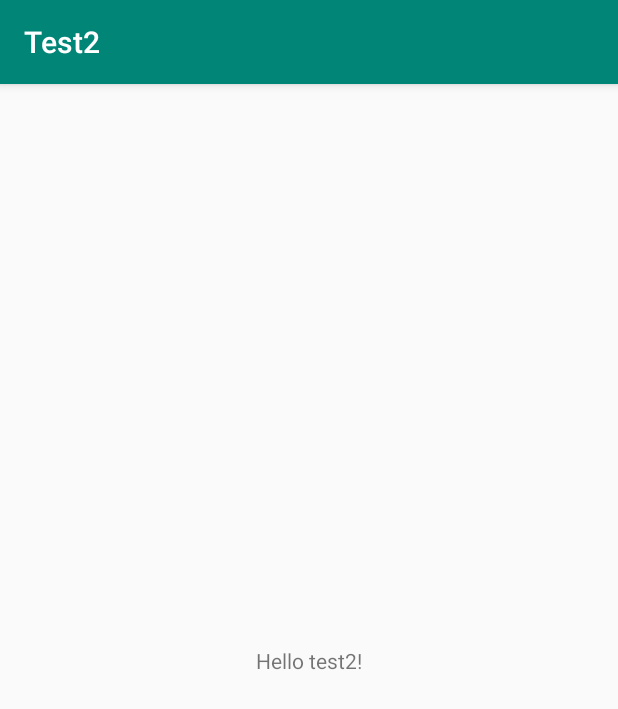
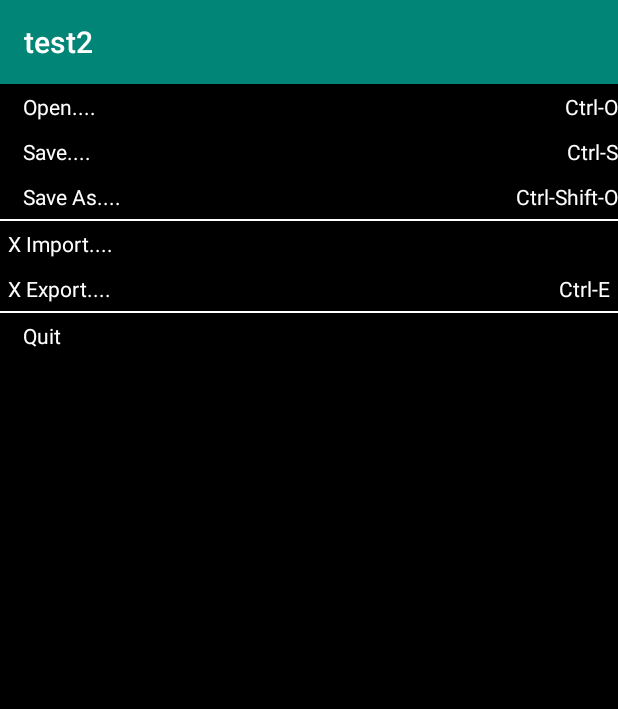
Before and after one commit to LWF061/Test, an Android app: the screen it shows after launch (MainActivity), on a phone screen of 412 x 824 dp. Shown: the top 709 px of the screen. Run offline under Robolectric (Android 15) with nearby library versions, the phone set to English and light mode, and no system bars.

Commit message:
test2 three kinds of layout

```diff
--- a/test2/build.gradle
+++ b/test2/build.gradle
@@ -29,6 +29,7 @@ dependencies {
 
     implementation 'androidx.appcompat:appcompat:1.1.0'
     implementation 'androidx.constraintlayout:constraintlayout:1.1.3'
+    implementation 'com.android.support.constraint:constraint-layout:1.1.3'
     testImplementation 'junit:junit:4.12'
     androidTestImplementation 'androidx.test.ext:junit:1.1.1'
     androidTestImplementation 'androidx.test.espresso:espresso-core:3.2.0'
--- a/test2/src/main/java/com/example/test2/MainActivity.java
+++ b/test2/src/main/java/com/example/test2/MainActivity.java
@@ -9,6 +9,6 @@ public class MainActivity extends AppCompatActivity {
     @Override
     protected void onCreate(Bundle savedInstanceState) {
         super.onCreate(savedInstanceState);
-        setContentView(R.layout.activity_main);
+        setContentView(R.layout.tablelayout);
     }
 }
--- a/test2/src/main/res/layout/activity_main.xml
+++ /dev/null
@@ -1,18 +0,0 @@
-<?xml version="1.0" encoding="utf-8"?>
-<androidx.constraintlayout.widget.ConstraintLayout xmlns:android="http://schemas.android.com/apk/res/android"
-    xmlns:app="http://schemas.android.com/apk/res-auto"
-    xmlns:tools="http://schemas.android.com/tools"
-    android:layout_width="match_parent"
-    android:layout_height="match_parent"
-    tools:context=".MainActivity">
-
-    <TextView
-        android:layout_width="wrap_content"
-        android:layout_height="wrap_content"
-        android:text="Hello test2!"
-        app:layout_constraintBottom_toBottomOf="parent"
-        app:layout_constraintLeft_toLeftOf="parent"
-        app:layout_constraintRight_toRightOf="parent"
-        app:layout_constraintTop_toTopOf="parent" />
-
-</androidx.constraintlayout.widget.ConstraintLayout>
--- /dev/null
+++ b/test2/src/main/res/layout/tablelayout.xml
@@ -0,0 +1,156 @@
+<?xml version="1.0" encoding="utf-8"?>
+<TableLayout xmlns:android="http://schemas.android.com/apk/res/android"
+    xmlns:tools="http://schemas.android.com/tools"
+    android:layout_width="match_parent"
+    android:layout_height="match_parent"
+    android:background="#000000">
+
+    <TableRow>
+
+
+        <TextView
+            android:id="@+id/textView1"
+            android:layout_width="0dp"
+            android:layout_height="wrap_content"
+            android:padding="5dp"
+            android:layout_marginLeft="10dp"
+            android:layout_weight="1"
+            android:gravity="left"
+            android:textColor="#FFFFFF"
+            android:text="Open...."
+             />
+
+        <TextView
+            android:id="@+id/textView2"
+            android:layout_width="0dp"
+            android:layout_height="wrap_content"
+            android:layout_weight="1"
+            android:gravity="right"
+            android:textColor="#FFFFFF"
+            android:text="Ctrl-O"
+             />
+    </TableRow>
+    <TableRow>
+
+
+        <TextView
+            android:id="@+id/textView3"
+            android:layout_width="0dp"
+            android:layout_height="wrap_content"
+            android:padding="5dp"
+            android:layout_marginLeft="10dp"
+            android:layout_weight="1"
+            android:gravity="left"
+            android:textColor="#FFFFFF"
+            android:text="Save...."
+            />
+
+        <TextView
+            android:id="@+id/textView4"
+            android:layout_width="0dp"
+            android:layout_height="wrap_content"
+            android:layout_weight="1"
+            android:gravity="right"
+            android:textColor="#FFFFFF"
+            android:text="Ctrl-S"
+            />
+    </TableRow>
+    <TableRow>
+
+
+        <TextView
+            android:id="@+id/textView5"
+            android:layout_width="0dp"
+            android:layout_height="wrap_content"
+            android:padding="5dp"
+            android:layout_marginLeft="10dp"
+            android:layout_weight="1"
+            android:gravity="left"
+            android:textColor="#FFFFFF"
+            android:text="Save As...."
+            />
+
+        <TextView
+            android:id="@+id/textView6"
+            android:layout_width="0dp"
+            android:layout_height="wrap_content"
+            android:layout_weight="1"
+            android:gravity="right"
+            android:textColor="#FFFFFF"
+            android:text="Ctrl-Shift-O"
+            />
+    </TableRow>
+    <TableRow>
+
+        <TextView
+            android:id="@+id/textView8"
+            android:layout_width="0dp"
+            android:layout_height="1dp"
+            android:layout_weight="1"
+            android:background="#FFFFFF"/>
+
+    </TableRow>
+
+    <TableRow
+        android:layout_width="match_parent"
+        android:layout_height="match_parent" >
+
+        <TextView
+            android:id="@+id/textView9"
+            android:layout_width="0dp"
+            android:layout_height="wrap_content"
+            android:padding="5dp"
+            android:layout_weight="1"
+            android:text="X Import...."
+            android:textColor="#FFFFFF"/>
+
+    </TableRow>
+    <TableRow
+        android:layout_width="match_parent"
+        android:layout_height="match_parent" >
+
+        <TextView
+            android:id="@+id/textView10"
+            android:layout_width="0dp"
+            android:layout_height="wrap_content"
+            android:padding="5dp"
+            android:layout_weight="1"
+            android:text="X Export...."
+            android:textColor="#FFFFFF"/>
+        <TextView
+            android:id="@+id/textView11"
+            android:layout_width="0dp"
+            android:layout_height="wrap_content"
+            android:gravity="right"
+            android:padding="5dp"
+            android:layout_weight="1"
+            android:text="Ctrl-E"
+            android:textColor="#FFFFFF"/>
+
+    </TableRow>
+    <TableRow>
+
+        <TextView
+            android:id="@+id/textView12"
+            android:layout_width="0dp"
+            android:layout_height="1dp"
+            android:layout_weight="1"
+            android:background="#FFFFFF"/>
+
+    </TableRow>
+    <TableRow
+        android:layout_width="match_parent"
+        android:layout_height="match_parent" >
+
+        <TextView
+            android:id="@+id/textView13"
+            android:layout_width="0dp"
+            android:layout_height="wrap_content"
+            android:padding="5dp"
+            android:layout_marginLeft="10dp"
+            android:layout_weight="1"
+            android:text="Quit"
+            android:textColor="#FFFFFF"/>
+
+    </TableRow>
+</TableLayout>
--- a/test2/src/main/res/values/strings.xml
+++ b/test2/src/main/res/values/strings.xml
@@ -1,3 +1,3 @@
 <resources>
-    <string name="app_name">Test2</string>
+    <string name="app_name">test2</string>
 </resources>
```
Also changed, not shown: test2/src/main/res/drawable/textview_border.xml (added, +9 -0 lines), test2/src/main/res/layout/constraintlayout.xml (added, +94 -0 lines), test2/src/main/res/layout/linearlayout.xml (added, +226 -0 lines).
